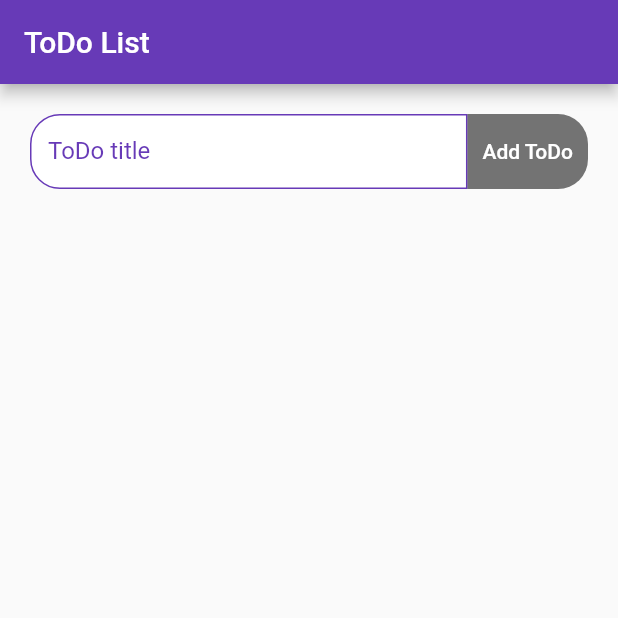
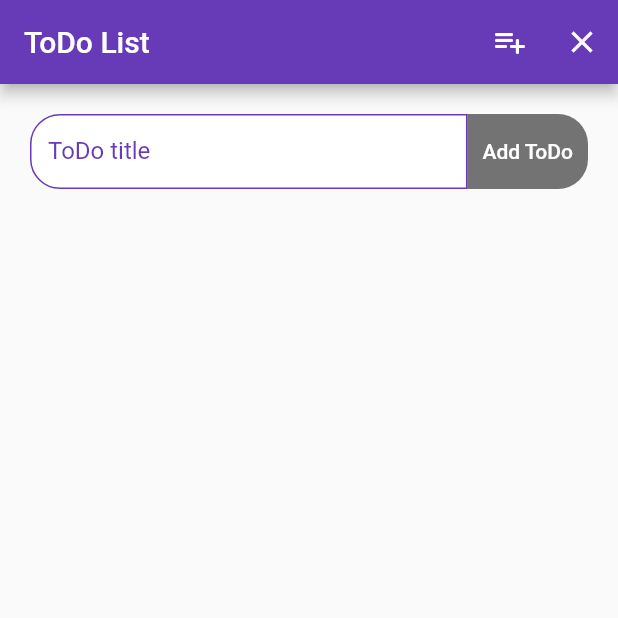
Before and after one commit to neurothrone/lnu-1dv535-a2, a Flutter app: the screen it shows after launch, on a phone screen of 412 x 824 dp, the top half of it. Run offline on Flutter 3.47's test engine with Material 2 defaults, Android fonts, the phone set to English and light mode, and no system bars.

Commit message:
refactor, add actions and implement generate sample list and clear list

```diff
--- a/lib/src/todos/todos_screen.dart
+++ b/lib/src/todos/todos_screen.dart
@@ -12,7 +12,7 @@ class TodosScreen extends StatefulWidget {
 }
 
 class _TodosScreenState extends State<TodosScreen> {
-  List<String> todos = [];
+  List<String> _todos = [];
 
   late TextEditingController _controller;
 
@@ -33,7 +33,18 @@ class _TodosScreenState extends State<TodosScreen> {
     return Scaffold(
       appBar: AppBar(
         title: const Text("ToDo List"),
-        actions: [],
+        actions: [
+          IconButton(
+            onPressed: _generateSampleList,
+            icon: const Icon(Icons.playlist_add_rounded),
+            tooltip: "Generate Sample List",
+          ),
+          IconButton(
+            onPressed: _clearTodoList,
+            icon: const Icon(Icons.clear),
+            tooltip: "Clear List",
+          ),
+        ],
       ),
       body: SingleChildScrollView(
         padding: const EdgeInsets.all(kPadding20),
@@ -45,7 +56,7 @@ class _TodosScreenState extends State<TodosScreen> {
             ),
             const SizedBox(height: kPadding10),
             TodoList(
-              todos: todos,
+              todos: _todos,
               onTapTodo: _removeTodo,
             ),
           ],
@@ -59,18 +70,28 @@ class _TodosScreenState extends State<TodosScreen> {
     if (title.isEmpty) return;
 
     setState(() {
-      todos.add(title);
+      _todos.add(title);
       _controller.clear();
     });
   }
 
   void _removeTodo(int index) {
     setState(() {
-      _controller.text = todos[index];
+      _controller.text = _todos[index];
       _controller.selection = TextSelection.fromPosition(
         TextPosition(offset: _controller.text.length),
       );
-      todos.removeAt(index);
+      _todos.removeAt(index);
     });
   }
+
+  void _generateSampleList() {
+    setState(() {
+      _todos = [for (var i = 0; i <= 20; i++) "Todo $i"];
+    });
+  }
+
+  void _clearTodoList() {
+    setState(() => _todos = []);
+  }
 }
```
